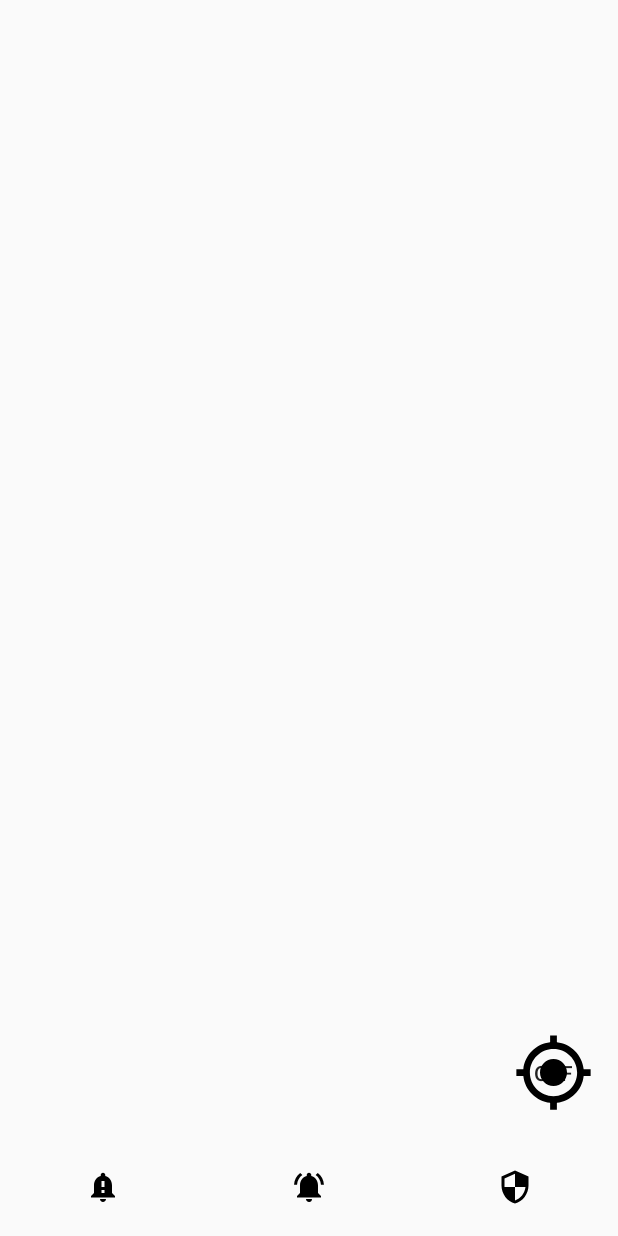
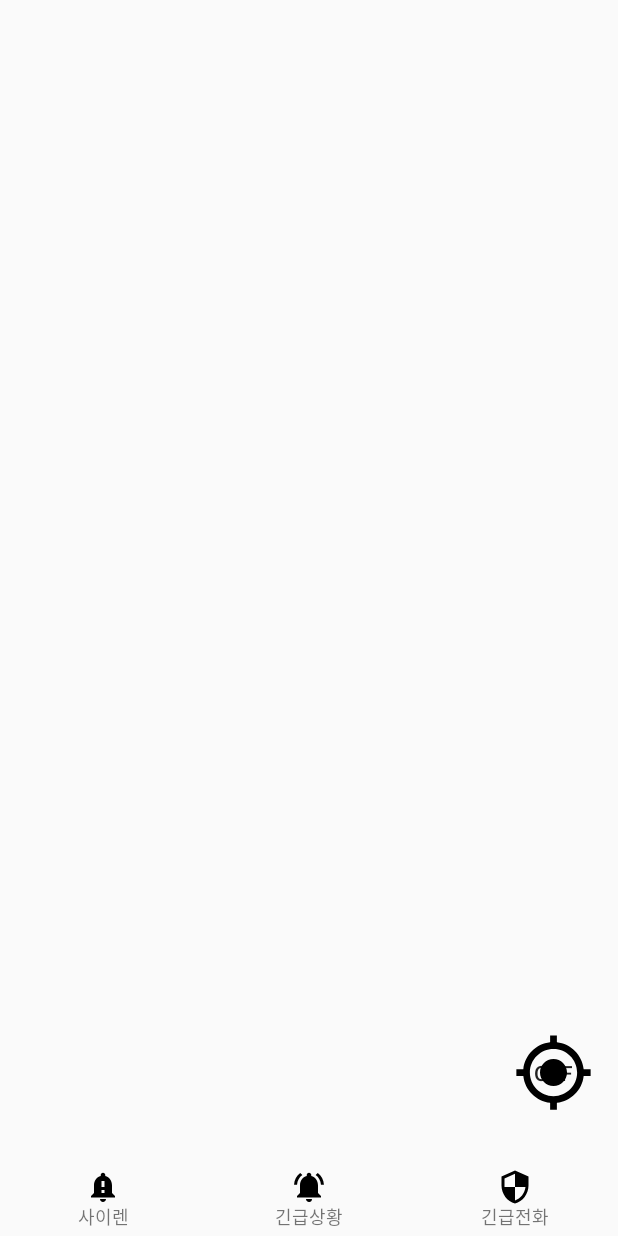
Before and after one commit to HallymSSH/SSHAndroid, an Android app: the RouteActivity screen opened directly, with no data from a screen before it, on a phone screen of 412 x 824 dp. Run offline under Robolectric (Android 15) with nearby library versions, the phone set to English and light mode, and no system bars; libraries missing offline, so code that uses them is left out: com.skt; network calls fail; 5 statements that could not run were skipped.

Commit message:
textview add

```diff
--- a/app/src/main/res/layout/layout_route.xml
+++ b/app/src/main/res/layout/layout_route.xml
@@ -41,6 +41,19 @@
         app:layout_constraintTop_toTopOf="@id/guideline"
         app:srcCompat="@drawable/ic_notification_important_black_24dp" />
 
+    <TextView
+        android:id="@+id/textView5"
+        android:layout_width="wrap_content"
+        android:layout_height="wrap_content"
+        android:layout_marginTop="38dp"
+        android:text="사이렌"
+        android:textSize="12sp"
+        app:layout_constraintBottom_toBottomOf="@+id/imageButton1r"
+        app:layout_constraintEnd_toEndOf="@+id/imageButton1r"
+        app:layout_constraintStart_toStartOf="@+id/imageButton1r"
+        app:layout_constraintTop_toTopOf="@+id/guideline"
+        app:layout_constraintVertical_bias="0.575" />
+
     <ImageButton
         android:id="@+id/imageButton2r"
         android:layout_width="0dp"
@@ -53,6 +66,19 @@
         app:layout_constraintVertical_bias="0.0"
         app:srcCompat="@drawable/ic_notifications_active_24px" />
 
+    <TextView
+        android:id="@+id/textView6"
+        android:layout_width="wrap_content"
+        android:layout_height="wrap_content"
+        android:layout_marginTop="38dp"
+        android:text="긴급상황"
+        android:textSize="12sp"
+        app:layout_constraintBottom_toBottomOf="@+id/imageButton2r"
+        app:layout_constraintEnd_toEndOf="@+id/imageButton2r"
+        app:layout_constraintStart_toStartOf="@+id/imageButton2r"
+        app:layout_constraintTop_toTopOf="@+id/guideline"
+        app:layout_constraintVertical_bias="0.575" />
+
     <ImageButton
         android:id="@+id/imageButton3r"
         android:layout_width="0dp"
@@ -63,6 +89,19 @@
         app:layout_constraintStart_toEndOf="@id/imageButton2r"
         app:layout_constraintTop_toTopOf="@id/guideline"
         app:srcCompat="@drawable/ic_security_black_24dp" />
+
+    <TextView
+        android:id="@+id/textView7"
+        android:layout_width="wrap_content"
+        android:layout_height="wrap_content"
+        android:layout_marginTop="38dp"
+        android:text="긴급전화"
+        android:textSize="12sp"
+        app:layout_constraintBottom_toBottomOf="@+id/imageButton3r"
+        app:layout_constraintEnd_toEndOf="@+id/imageButton3r"
+        app:layout_constraintStart_toStartOf="@+id/imageButton3r"
+        app:layout_constraintTop_toTopOf="@+id/guideline"
+        app:layout_constraintVertical_bias="0.575" />
 
     <!--
     <com.google.android.material.floatingactionbutton.FloatingActionButton
```
Also changed, not shown: app/src/main/res/layout/activity_main.xml (+39 -0 lines).
